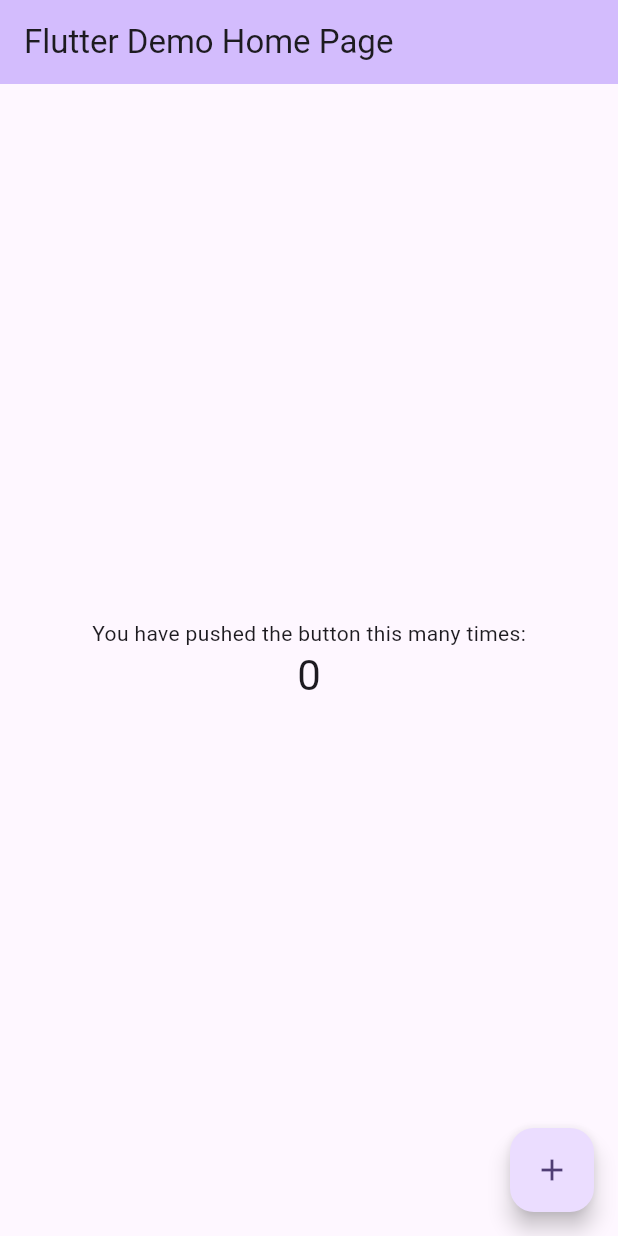
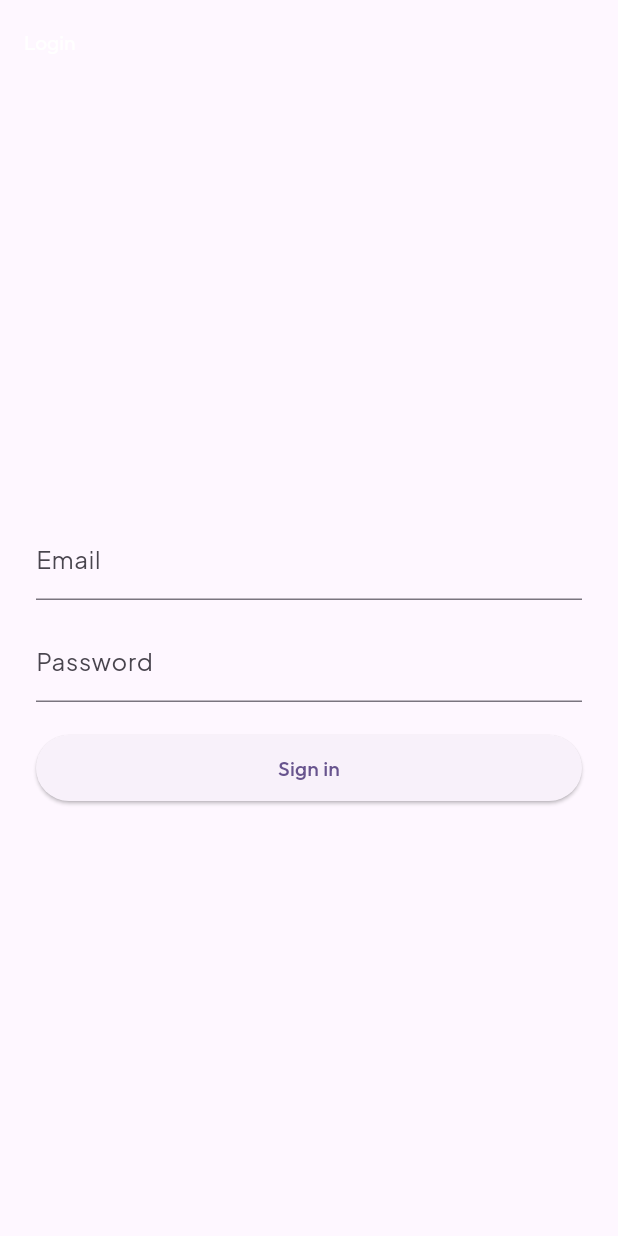
Before and after one commit to Attendrix-Org/mobile-app, a Flutter app: the screen it shows after launch, on a phone screen of 412 x 824 dp. Run offline on Flutter 3.47's test engine with Material 3 defaults, Android fonts, the phone set to English and light mode, and no system bars; our stand-ins replace firebase_core, google_fonts; accounts and stored records are empty.

Commit message:
chore(theme): switch to google_fonts, remove local fonts, add login/dashboard screens

```diff
--- a/lib/main.dart
+++ b/lib/main.dart
@@ -1,4 +1,7 @@
 import 'package:flutter/material.dart';
+import 'package:google_fonts/google_fonts.dart';
+import 'screens/login_screen.dart';
+import 'screens/dashboard_screen.dart';
 
 void main() {
   runApp(const MyApp());
@@ -7,116 +10,60 @@ void main() {
 class MyApp extends StatelessWidget {
   const MyApp({super.key});
 
-  // This widget is the root of your application.
   @override
   Widget build(BuildContext context) {
+    final base = ThemeData();
+
+    // Build text themes using Google Fonts: Outfit as primary, Plus Jakarta Sans
+    // for headline/body slots. Provide common fallbacks for offline cases.
+    final outfitText = GoogleFonts.outfitTextTheme(base.textTheme);
+    final outfitPrimaryText = GoogleFonts.outfitTextTheme(base.primaryTextTheme);
+    const fallbacks = <String>['Roboto', 'Helvetica Neue', 'Arial'];
+
+    final textTheme = outfitText.copyWith(
+      headlineLarge: GoogleFonts.plusJakartaSans(
+        textStyle: outfitText.headlineLarge,
+        fontFamilyFallback: fallbacks,
+      ),
+      headlineMedium: GoogleFonts.plusJakartaSans(
+        textStyle: outfitText.headlineMedium,
+        fontFamilyFallback: fallbacks,
+      ),
+      headlineSmall: GoogleFonts.plusJakartaSans(
+        textStyle: outfitText.headlineSmall,
+        fontFamilyFallback: fallbacks,
+      ),
+      bodyLarge: GoogleFonts.plusJakartaSans(
+        textStyle: outfitText.bodyLarge,
+        fontFamilyFallback: fallbacks,
+      ),
+      bodyMedium: GoogleFonts.plusJakartaSans(
+        textStyle: outfitText.bodyMedium,
+        fontFamilyFallback: fallbacks,
+      ),
+      bodySmall: GoogleFonts.plusJakartaSans(
+        textStyle: outfitText.bodySmall,
+        fontFamilyFallback: fallbacks,
+      ),
+    );
+
     return MaterialApp(
-      title: 'Flutter Demo',
-      theme: ThemeData(
-        // This is the theme of your application.
-        //
-        // TRY THIS: Try running your application with "flutter run". You'll see
-        // the application has a purple toolbar. Then, without quitting the app,
-        // try changing the seedColor in the colorScheme below to Colors.green
-        // and then invoke "hot reload" (save your changes or press the "hot
-        // reload" button in a Flutter-supported IDE, or press "r" if you used
-        // the command line to start the app).
-        //
-        // Notice that the counter didn't reset back to zero; the application
-        // state is not lost during the reload. To reset the state, use hot
-        // restart instead.
-        //
-        // This works for code too, not just values: Most code changes can be
-        // tested with just a hot reload.
-        colorScheme: .fromSeed(seedColor: Colors.deepPurple),
+      title: 'Attendrix',
+      theme: base.copyWith(
+        colorScheme: ColorScheme.fromSeed(seedColor: Colors.deepPurple),
+        textTheme: textTheme,
+        primaryTextTheme: outfitPrimaryText,
+        appBarTheme: base.appBarTheme.copyWith(
+          titleTextStyle: GoogleFonts.outfit(
+            textStyle: base.textTheme.titleLarge?.copyWith(color: Colors.white) ?? const TextStyle(color: Colors.white),
+          ),
+        ),
       ),
-      home: const MyHomePage(title: 'Flutter Demo Home Page'),
+      initialRoute: LoginScreen.routeName,
+      routes: {
+        LoginScreen.routeName: (context) => const LoginScreen(),
+        DashboardScreen.routeName: (context) => const DashboardScreen(),
+      },
     );
   }
 }
-
-class MyHomePage extends StatefulWidget {
-  const MyHomePage({super.key, required this.title});
-
-  // This widget is the home page of your application. It is stateful, meaning
-  // that it has a State object (defined below) that contains fields that affect
-  // how it looks.
-
-  // This class is the configuration for the state. It holds the values (in this
-  // case the title) provided by the parent (in this case the App widget) and
-  // used by the build method of the State. Fields in a Widget subclass are
-  // always marked "final".
-
-  final String title;
-
-  @override
-  State<MyHomePage> createState() => _MyHomePageState();
-}
-
-class _MyHomePageState extends State<MyHomePage> {
-  int _counter = 0;
-
-  void _incrementCounter() {
-    setState(() {
-      // This call to setState tells the Flutter framework that something has
-      // changed in this State, which causes it to rerun the build method below
-      // so that the display can reflect the updated values. If we changed
-      // _counter without calling setState(), then the build method would not be
-      // called again, and so nothing would appear to happen.
-      _counter++;
-    });
-  }
-
-  @override
-  Widget build(BuildContext context) {
-    // This method is rerun every time setState is called, for instance as done
-    // by the _incrementCounter method above.
-    //
-    // The Flutter framework has been optimized to make rerunning build methods
-    // fast, so that you can just rebuild anything that needs updating rather
-    // than having to individually change instances of widgets.
-    return Scaffold(
-      appBar: AppBar(
-        // TRY THIS: Try changing the color here to a specific color (to
-        // Colors.amber, perhaps?) and trigger a hot reload to see the AppBar
-        // change color while the other colors stay the same.
-        backgroundColor: Theme.of(context).colorScheme.inversePrimary,
-        // Here we take the value from the MyHomePage object that was created by
-        // the App.build method, and use it to set our appbar title.
-        title: Text(widget.title),
-      ),
-      body: Center(
-        // Center is a layout widget. It takes a single child and positions it
-        // in the middle of the parent.
-        child: Column(
-          // Column is also a layout widget. It takes a list of children and
-          // arranges them vertically. By default, it sizes itself to fit its
-          // children horizontally, and tries to be as tall as its parent.
-          //
-          // Column has various properties to control how it sizes itself and
-          // how it positions its children. Here we use mainAxisAlignment to
-          // center the children vertically; the main axis here is the vertical
-          // axis because Columns are vertical (the cross axis would be
-          // horizontal).
-          //
-          // TRY THIS: Invoke "debug painting" (choose the "Toggle Debug Paint"
-          // action in the IDE, or press "p" in the console), to see the
-          // wireframe for each widget.
-          mainAxisAlignment: .center,
-          children: [
-            const Text('You have pushed the button this many times:'),
-            Text(
-              '$_counter',
-              style: Theme.of(context).textTheme.headlineMedium,
-            ),
-          ],
-        ),
-      ),
-      floatingActionButton: FloatingActionButton(
-        onPressed: _incrementCounter,
-        tooltip: 'Increment',
-        child: const Icon(Icons.add),
-      ),
-    );
-  }
-}
--- /dev/null
+++ b/lib/screens/login_screen.dart
@@ -0,0 +1,75 @@
+import 'package:flutter/material.dart';
+
+class LoginScreen extends StatefulWidget {
+  const LoginScreen({super.key});
+  static const routeName = '/';
+
+  @override
+  State<LoginScreen> createState() => _LoginScreenState();
+}
+
+class _LoginScreenState extends State<LoginScreen> {
+  final _formKey = GlobalKey<FormState>();
+  final _emailController = TextEditingController();
+  final _passwordController = TextEditingController();
+
+  @override
+  void dispose() {
+    _emailController.dispose();
+    _passwordController.dispose();
+    super.dispose();
+  }
+
+  void _submit() {
+    if (_formKey.currentState?.validate() ?? false) {
+      Navigator.of(context).pushReplacementNamed('/dashboard');
+    }
+  }
+
+  @override
+  Widget build(BuildContext context) {
+    return Scaffold(
+      appBar: AppBar(title: const Text('Login')),
+      body: Padding(
+        padding: const EdgeInsets.all(24.0),
+        child: Center(
+          child: ConstrainedBox(
+            constraints: const BoxConstraints(maxWidth: 480),
+            child: Form(
+              key: _formKey,
+              child: Column(
+                mainAxisSize: MainAxisSize.min,
+                children: [
+                  TextFormField(
+                    controller: _emailController,
+                    decoration: const InputDecoration(labelText: 'Email'),
+                    keyboardType: TextInputType.emailAddress,
+                    validator: (v) => (v == null || v.isEmpty) ? 'Enter email' : null,
+                  ),
+                  const SizedBox(height: 12),
+                  TextFormField(
+                    controller: _passwordController,
+                    decoration: const InputDecoration(labelText: 'Password'),
+                    obscureText: true,
+                    validator: (v) => (v == null || v.length < 6) ? 'Password too short' : null,
+                  ),
+                  const SizedBox(height: 20),
+                  SizedBox(
+                    width: double.infinity,
+                    child: ElevatedButton(
+                      onPressed: _submit,
+                      child: const Padding(
+                        padding: EdgeInsets.symmetric(vertical: 12.0),
+                        child: Text('Sign in'),
+                      ),
+                    ),
+                  ),
+                ],
+              ),
+            ),
+          ),
+        ),
+      ),
+    );
+  }
+}
```
Also changed, not shown: lib/screens/dashboard_screen.dart (added, +50 -0 lines), pubspec.yaml (+4 -71 lines), firebase.json, 92 other files.
